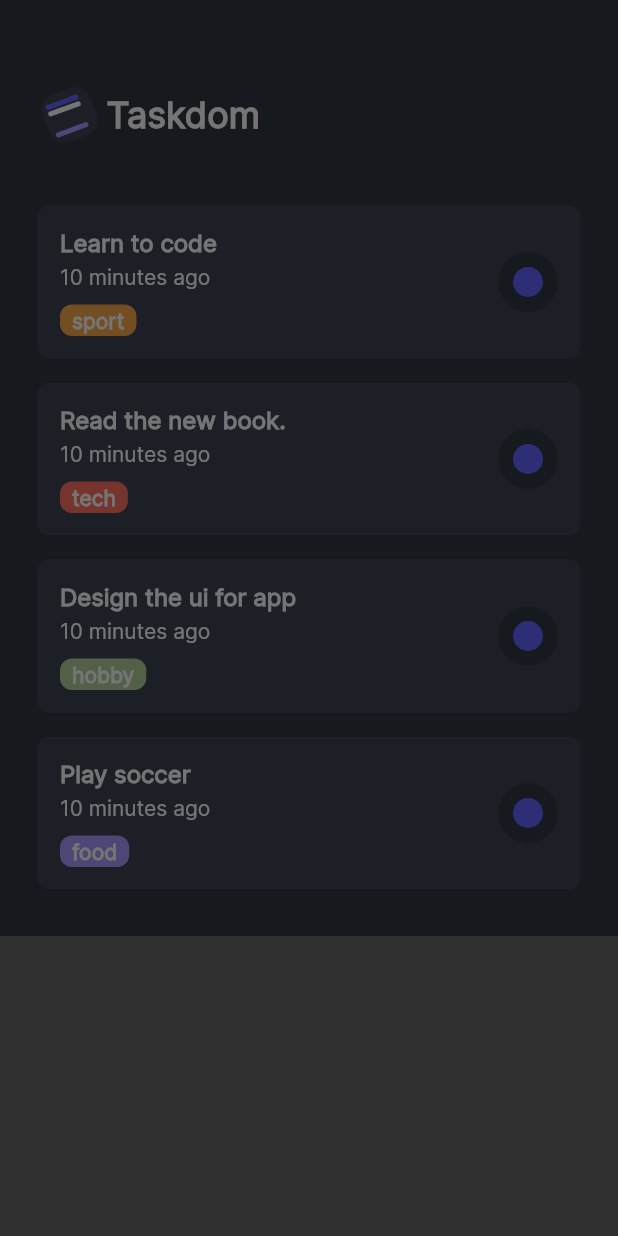
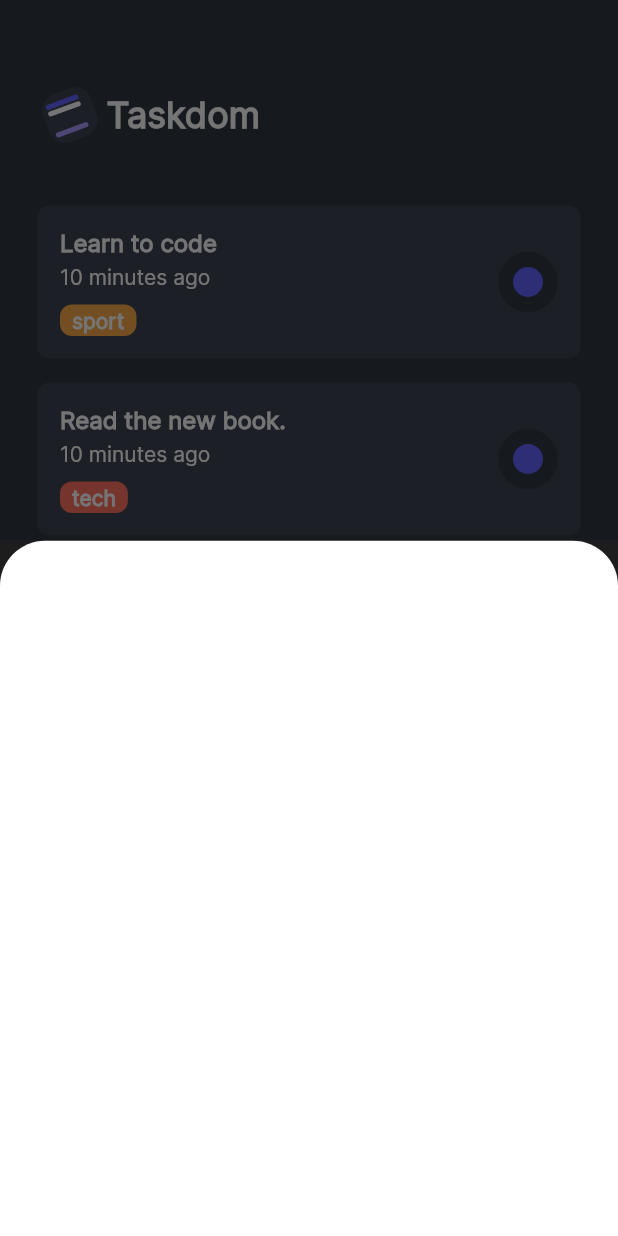
Before and after one commit to sammyodiagbe/tododorm, a Flutter app: the screen it shows after launch, after a tap on the "add" icon, on a phone screen of 412 x 824 dp. Run offline on Flutter 3.47's test engine with Material 2 defaults, Android fonts, the phone set to English and light mode, and no system bars; our stand-ins replace flutter_svg.

Commit message:
added bottom sheet

```diff
--- a/lib/screens/taskScreen.dart
+++ b/lib/screens/taskScreen.dart
@@ -29,8 +29,17 @@ class TaskScreen extends StatelessWidget {
               context: context,
               builder: (BuildContext context) {
                 return Container(
-                  height: 200,
-                  // color: Colors.white,
+                  height: 500,
+                  color: Color(0xff000000).withOpacity(0.4),
+                  child: Container(
+                    decoration: BoxDecoration(
+                      color: Colors.white,
+                      borderRadius: BorderRadius.only(
+                        topLeft: Radius.circular(30),
+                        topRight: Radius.circular(30),
+                      ),
+                    ),
+                  ),
                 );
               },
             );
```
